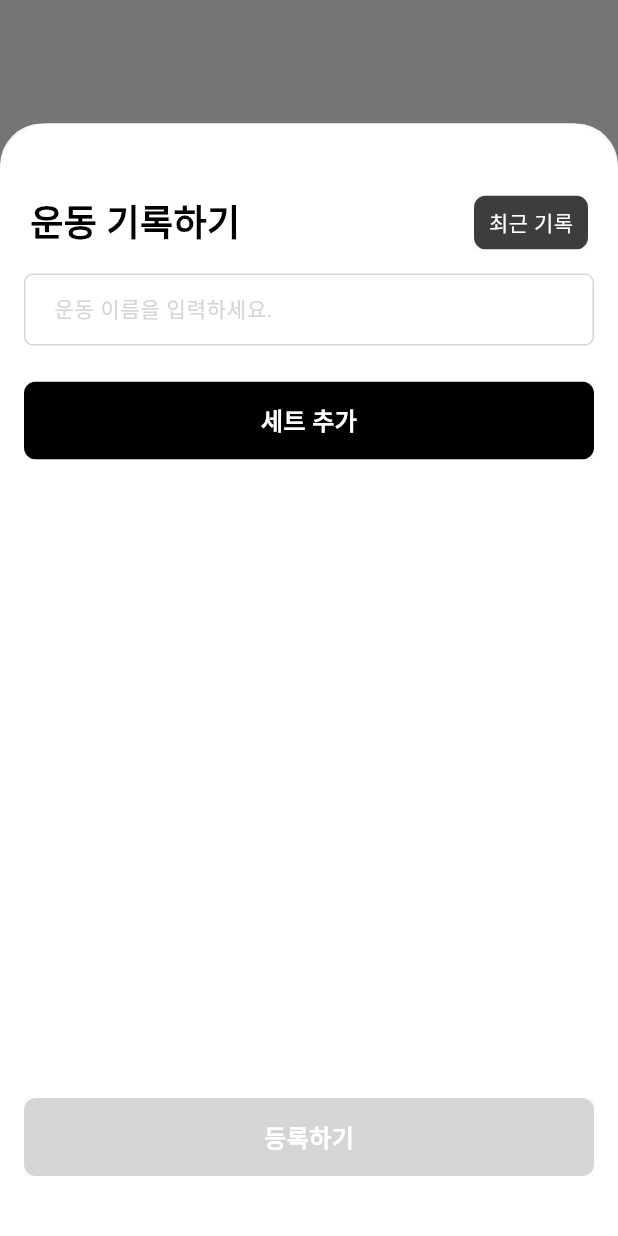
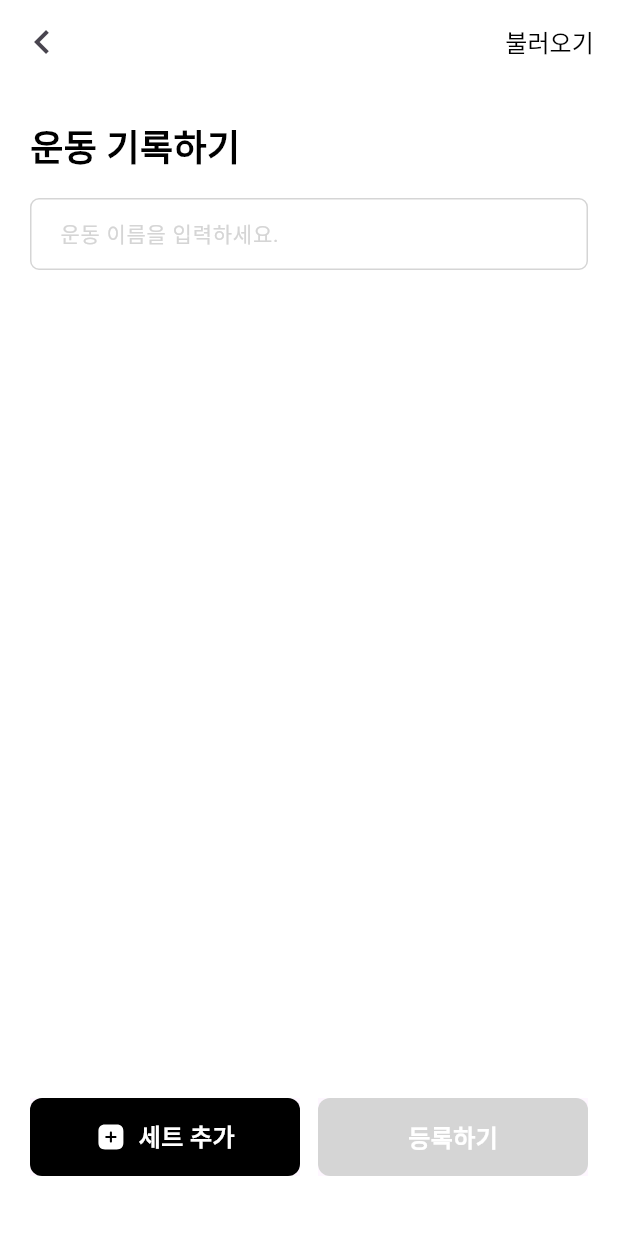
Before and after one commit to taesung1993/progressive_overload, a Flutter app: the screen it shows after launch, after a tap on an icon or button, on a phone screen of 412 x 824 dp. Run offline on Flutter 3.47's test engine with Material 3 defaults, Android fonts, the phone set to English and light mode, and no system bars; our stand-ins replace flutter_svg, google_fonts, sqflite; accounts and stored records are empty.

Commit message:
change add workout ui

```diff
--- a/lib/screen/workout_screen.dart
+++ b/lib/screen/workout_screen.dart
@@ -60,6 +60,8 @@ class _WorkoutScreenState extends State<WorkoutScreen> {
     showModalBottomSheet(
       context: context,
       isScrollControlled: true,
+      enableDrag: false,
+      useSafeArea: true,
       builder: (BuildContext context) {
         return AddWorkoutBottomSheet(
           load: load,
--- a/lib/widget/add_workout_bottom_sheet.dart
+++ b/lib/widget/add_workout_bottom_sheet.dart
@@ -1,4 +1,5 @@
 import 'package:flutter/material.dart';
+import 'package:flutter_svg/svg.dart';
 import 'package:progressive_overload/database/workout_repository.dart';
 import 'package:progressive_overload/shared/styles.dart';
 import 'package:progressive_overload/widget/name_text_field.dart';
@@ -90,58 +91,44 @@ class _AddWorkoutBottomSheetState extends State<AddWorkoutBottomSheet> {
   Widget build(BuildContext context) {
     return Padding(
       padding: MediaQuery.of(context).viewInsets,
-      child: FractionallySizedBox(
-        heightFactor: 0.9,
       child: Container(
         width: double.infinity,
         height: double.infinity,
         decoration: const BoxDecoration(
-            borderRadius: BorderRadius.only(
-              topLeft: Radius.circular(32),
-              topRight: Radius.circular(32),
-            ),
           color: white,
-          ),
-          padding: const EdgeInsets.only(
-            top: 48,
-            bottom: 40,
         ),
         child: Column(
           children: [
             Container(
               width: double.infinity,
-                padding: const EdgeInsets.only(left: 20, right: 20),
+              height: 56,
+              padding: EdgeInsets.only(left: 4, right: 4),
+              color: Colors.white,
               child: Row(
                 mainAxisAlignment: MainAxisAlignment.spaceBetween,
                 crossAxisAlignment: CrossAxisAlignment.center,
                 children: [
-                    Typo.headingOneBold('운동 기록하기', color: black),
-                    Material(
-                      child: Ink(
-                        decoration: BoxDecoration(
-                          color: drakgrey2,
-                          borderRadius: BorderRadius.circular(8),
+                  IconButton(
+                    icon: const Icon(Icons.chevron_left, size: 32),
+                    onPressed: () {
+                      Navigator.pop(context);
+                    },
                   ),
-                        child: InkWell(
-                          child: Container(
-                            width: 76,
-                            height: 36,
-                            alignment: Alignment.center,
-                            child: Typo.TextOneMedium(
-                              '최근 기록',
-                              color: white,
+                  TextButton(
+                    onPressed: () {},
+                    child: Typo.headingThreeMedium(
+                      '불러오기',
+                      color: black,
                     ),
                   ),
-                          onTap: () {},
-                        ),
-                      ),
-                    )
                 ],
               ),
             ),
             Expanded(
               child: Padding(
-                  padding: const EdgeInsets.all(16),
+                padding: const EdgeInsets.only(
+                  top: 24,
+                ),
                 child: LayoutBuilder(
                   builder: (context, constraints) {
                     return SingleChildScrollView(
@@ -150,6 +137,26 @@ class _AddWorkoutBottomSheetState extends State<AddWorkoutBottomSheet> {
                         constraints:
                             BoxConstraints(minHeight: constraints.maxHeight),
                         child: IntrinsicHeight(
+                          child: Column(
+                            children: [
+                              Container(
+                                padding:
+                                    const EdgeInsets.only(left: 20, right: 8),
+                                width: double.infinity,
+                                child: Row(
+                                  mainAxisAlignment:
+                                      MainAxisAlignment.spaceBetween,
+                                  crossAxisAlignment: CrossAxisAlignment.center,
+                                  children: [
+                                    Typo.headingOneBold('운동 기록하기',
+                                        color: black),
+                                  ],
+                                ),
+                              ),
+                              const SizedBox(height: 16),
+                              Padding(
+                                  padding: const EdgeInsets.only(
+                                      left: 20, right: 20),
                                   child: Column(
                                     children: [
                                       NameTextField(
@@ -186,25 +193,8 @@ class _AddWorkoutBottomSheetState extends State<AddWorkoutBottomSheet> {
                                         ),
                                         const SizedBox(height: 12),
                                       ],
-                                Material(
-                                  child: Ink(
-                                    width: double.infinity,
-                                    height: 52,
-                                    decoration: BoxDecoration(
-                                      color: black,
-                                      borderRadius: BorderRadius.circular(8),
-                                    ),
-                                    child: InkWell(
-                                      onTap: _addSet,
-                                      child: Center(
-                                        child: Typo.headingThreeBold(
-                                          '세트 추가',
-                                          color: white,
-                                        ),
-                                      ),
-                                    ),
-                                  ),
-                                )
+                                    ],
+                                  )),
                             ],
                           ),
                         ),
@@ -215,10 +205,44 @@ class _AddWorkoutBottomSheetState extends State<AddWorkoutBottomSheet> {
               ),
             ),
             Padding(
-                padding: const EdgeInsets.only(
-                  left: 16,
-                  right: 16,
+              padding: EdgeInsets.only(
+                top: 16,
+                left: 20,
+                right: 20,
+                bottom: 40,
               ),
+              child: Row(
+                children: [
+                  Expanded(
+                    child: Material(
+                      child: Ink(
+                        width: double.infinity,
+                        height: 52,
+                        decoration: BoxDecoration(
+                          color: black,
+                          borderRadius: BorderRadius.circular(8),
+                        ),
+                        child: InkWell(
+                          onTap: _addSet,
+                          child: Row(
+                            mainAxisAlignment: MainAxisAlignment.center,
+                            children: [
+                              SvgPicture.asset(
+                                'assets/svg/plus.svg',
+                              ),
+                              const SizedBox(width: 8),
+                              Typo.headingThreeBold(
+                                '세트 추가',
+                                color: white,
+                              ),
+                            ],
+                          ),
+                        ),
+                      ),
+                    ),
+                  ),
+                  const SizedBox(width: 12),
+                  Expanded(
                     child: Material(
                       child: Ink(
                         width: double.infinity,
@@ -242,6 +266,8 @@ class _AddWorkoutBottomSheetState extends State<AddWorkoutBottomSheet> {
                 ],
               ),
             ),
+          ],
+        ),
       ),
     );
   }
```
Lines whose indentation alone changed are shown as unchanged.
